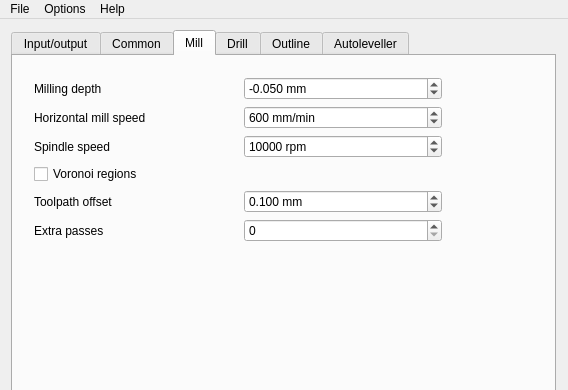
The window that mainwindow.ui (pcb2gcode/pcb2gcodeGUI) describes before a commit, drawn with Qt 5; both pictures show x 0 to 568 and y 0 to 390 of the 907 by 709 pixel window.
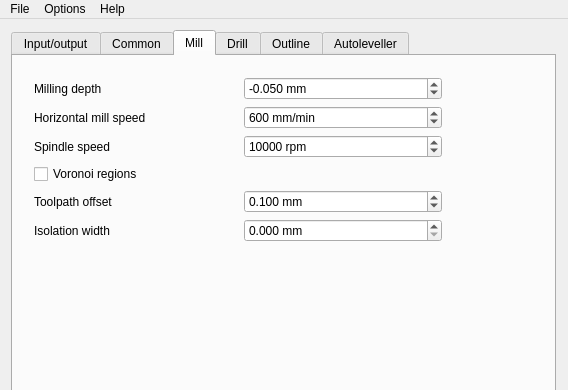
The same window after the commit. The open tabs and pages were chosen to show the change.

Commit message: Change extra-passes(deprecated) to isolation-width

The edit to the form file:
```diff
--- a/mainwindow.ui
+++ b/mainwindow.ui
@@ -1006,7 +1006,7 @@
               <string>&lt;html&gt;&lt;head/&gt;&lt;body&gt;&lt;p&gt;&lt;span style=&quot; font-style:italic;&quot;&gt;--extra-passes&lt;/span&gt;&lt;/p&gt;&lt;p&gt;number of additional isolation passes For each extra pass, engraving is repeated with the offset width increased by half its original value, creating wider isolation areas. This option is ignored when --voronoi is in use.&lt;/p&gt;&lt;/body&gt;&lt;/html&gt;</string>
              </property>
              <property name="text">
-              <string>Extra passes</string>
+              <string>Isolation width</string>
              </property>
              <property name="buddy">
               <cstring>extrapassesSpinBox</cstring>
@@ -1014,9 +1014,27 @@
             </widget>
            </item>
            <item row="5" column="1">
-            <widget class="QSpinBox" name="extrapassesSpinBox">
+            <widget class="QDoubleSpinBox" name="isolationwidthDoubleSpinBox">
              <property name="toolTip">
-              <string>&lt;html&gt;&lt;head/&gt;&lt;body&gt;&lt;p&gt;&lt;span style=&quot; font-style:italic;&quot;&gt;--extra-passes&lt;/span&gt;&lt;/p&gt;&lt;p&gt;number of additional isolation passes For each extra pass, engraving is repeated with the offset width increased by half its original value, creating wider isolation areas. This option is ignored when --voronoi is in use.&lt;/p&gt;&lt;/body&gt;&lt;/html&gt;</string>
+              <string>&lt;html&gt;&lt;head/&gt;&lt;body&gt;&lt;p&gt;&lt;span style=&quot; font-style:italic;&quot;&gt;--isolation-width&lt;/span&gt;&lt;/p&gt;&lt;p&gt;Minimum isolating separation between copper surfaces. This option is ignored when &lt;em&gt;voronoi&lt;/em&gt; is in use.&lt;/p&gt;&lt;/body&gt;&lt;/html&gt;</string>
+             </property>
+             <property name="suffix">
+              <string> mm</string>
+             </property>
+             <property name="decimals">
+              <number>3</number>
+             </property>
+             <property name="minimum">
+              <double>0.000000000000000</double>
+             </property>
+             <property name="maximum">
+              <double>100.000000000000000</double>
+             </property>
+             <property name="singleStep">
+              <double>0.050000000000000</double>
+             </property>
+             <property name="value">
+              <double>0.000000000000000</double>
              </property>
             </widget>
            </item>
```
Left out of the diff: 8 changed lines with no effect on the pictures. The commit also changes 1 other file.
